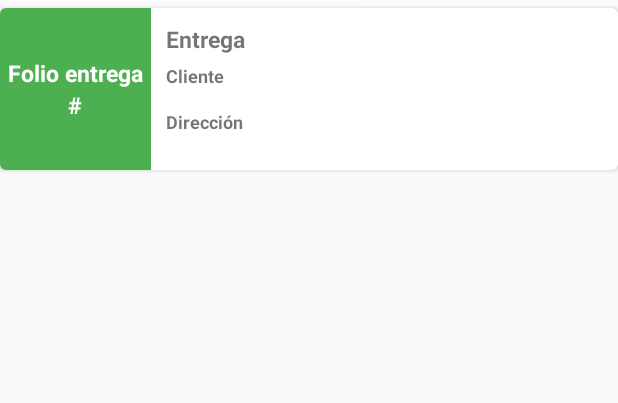
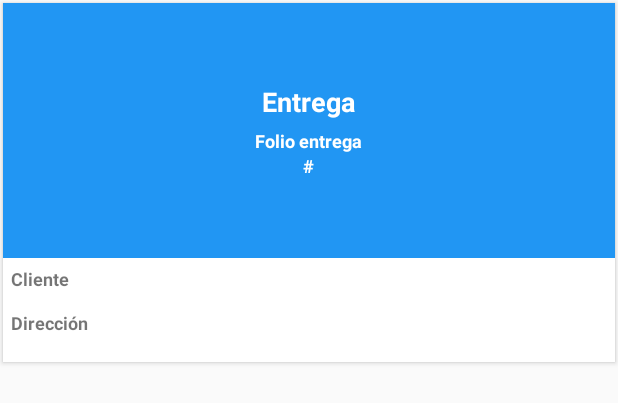
Before and after one commit to Saul1317/EntregasAcerosOcotlan, an Android app: the layout cardview_entregas.xml on its own in the app's theme, with its tools: preview values and no code run, on a phone screen of 412 x 824 dp. Shown: the top 403 px of the screen. Run offline under Robolectric (Android 15) with nearby library versions, the phone set to English and light mode, and no system bars.

Commit message:
interface Entregas Version 2

```diff
--- a/app/src/main/java/com/acerosocotlan/entregasacerosocotlan/Adaptador/AdapterRecyclerViewEntregaCamion.java
+++ b/app/src/main/java/com/acerosocotlan/entregasacerosocotlan/Adaptador/AdapterRecyclerViewEntregaCamion.java
@@ -79,7 +79,7 @@ public class AdapterRecyclerViewEntregaCamion extends RecyclerView.Adapter<Adapt
     public void onBindViewHolder(EntregasAdapterRecyclerHolder holder, final int position) {
         entregascamionInstancia = entregaArrayList.get(position);
         if (entregascamionInstancia.getEstatus().toString().equals("Proximo")||entregascamionInstancia.getEstatus().toString().equals("Descargando")){
-            holder.linearLayout_entregas.setBackgroundColor(Color.parseColor("#FFD600"));
+            holder.linearLayout_entregas.setBackgroundColor(Color.parseColor("#DD2C00"));
             //Log.i("COMPROVACION","Existe una entrega en estado proximo o descargando");
             validacion= true;
             posicion= position;
--- a/app/src/main/java/com/acerosocotlan/entregasacerosocotlan/Adaptador/AdapterRecyclerViewRutaCamion.java
+++ b/app/src/main/java/com/acerosocotlan/entregasacerosocotlan/Adaptador/AdapterRecyclerViewRutaCamion.java
@@ -60,7 +60,7 @@ public class AdapterRecyclerViewRutaCamion extends RecyclerView.Adapter<AdapterR
         ConvertidorFecha confecha= new ConvertidorFecha();
         String fecha = confecha.ConvertirFecha(fechahora);
         if (!rutascamionInstancia.getFechaInicio().toString().isEmpty()){
-            holder.linearLayout_rutas.setBackgroundColor(Color.parseColor("#FFD600"));
+            holder.linearLayout_rutas.setBackgroundColor(Color.parseColor("#DD2C00"));
             //Log.i("COMPROVACION","Existe una entrega en estado proximo o descargando");
             validacion= true;
         }
--- a/app/src/main/res/layout/cardview_entregas.xml
+++ b/app/src/main/res/layout/cardview_entregas.xml
@@ -4,24 +4,32 @@
     android:id="@+id/cardview_entregas"
     android:layout_width="match_parent"
     android:layout_height="wrap_content"
-    android:layout_marginVertical="5dp"
-    cardview:cardCornerRadius="@dimen/cardview_radius_choferes">
+    android:layout_margin="2dp"
+    cardview:cardCornerRadius="0dp">
     <LinearLayout
         android:layout_width="match_parent"
         android:layout_height="match_parent"
-        android:orientation="horizontal">
+        android:orientation="vertical">
         <LinearLayout
             android:id="@+id/linear_layout_entregas_cardview"
-            android:layout_width="wrap_content"
-            android:layout_height="match_parent"
-            android:padding="5dp"
+            android:layout_width="match_parent"
+            android:layout_height="170dp"
             android:gravity="center"
             android:orientation="vertical"
-            android:background="#4CAF50">
+            android:background="@color/colorPrimary">
+            <TextView
+                android:id="@+id/txt_entregas_Entrega"
+                android:layout_width="wrap_content"
+                android:layout_height="wrap_content"
+                android:textSize="18sp"
+                android:textStyle="bold"
+                android:textColor="@color/texto_blanco"
+                android:text="Entrega"
+                android:layout_marginBottom="5dp"/>
             <TextView
                 android:layout_width="wrap_content"
                 android:layout_height="wrap_content"
-                android:textSize="@dimen/txt_tamano_cardview_rutas"
+                android:textSize="12sp"
                 android:textColor="@android:color/white"
                 android:text="Folio entrega"
                 android:textStyle="bold"/>
@@ -30,23 +38,15 @@
                 android:layout_width="wrap_content"
                 android:layout_height="wrap_content"
                 android:textColor="@android:color/white"
-                android:textSize="@dimen/txt_tamano_cardview_rutas"
+                android:textSize="12sp"
                 android:text="#"
                 android:textStyle="bold"/>
         </LinearLayout>
         <LinearLayout
             android:layout_width="match_parent"
             android:layout_height="match_parent"
-                android:padding="10dp"
+            android:padding="5dp"
             android:orientation="vertical">
-                <TextView
-                    android:id="@+id/txt_entregas_Entrega"
-                    android:layout_width="wrap_content"
-                    android:layout_height="wrap_content"
-                    android:textSize="@dimen/txt_tamano_cardview_rutas"
-                    android:textStyle="bold"
-                    android:text="Entrega"
-                    android:layout_marginBottom="5dp"/>
             <TextView
                 android:layout_width="wrap_content"
                 android:layout_height="wrap_content"
@@ -57,7 +57,7 @@
                 android:id="@+id/txt_entregas_cliente"
                 android:layout_width="wrap_content"
                 android:layout_height="wrap_content"
-                    android:textSize="10sp"/>
+                android:textSize="9sp"/>
             <TextView
                 android:layout_width="wrap_content"
                 android:layout_height="wrap_content"
@@ -68,7 +68,7 @@
                 android:id="@+id/txt_entregas_direccion"
                 android:layout_width="wrap_content"
                 android:layout_height="wrap_content"
-                    android:textSize="10sp"/>
+                android:textSize="9sp"/>
         </LinearLayout>
     </LinearLayout>
 </android.support.v7.widget.CardView>
```
Also changed, not shown: app/src/main/java/com/acerosocotlan/entregasacerosocotlan/controlador/ActivityEntregas.java (+9 -5 lines), app/src/main/res/layout/activity_entregas.xml (+7 -2 lines), app/src/main/res/layout/content_activity_entregas.xml (+1 -11 lines). Lines whose indentation alone changed are shown as unchanged.
